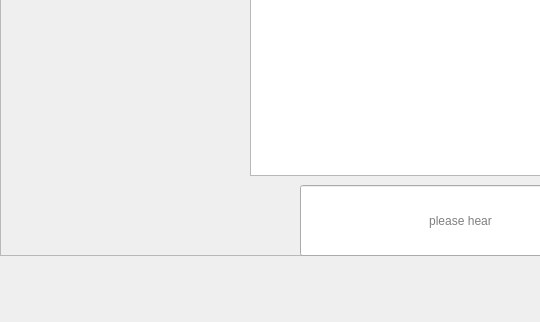
This is mainwindow.ui in liguyano/qt_demo as Qt 5 draws it before an edit; both pictures show x 0 to 540 and y 278 to 600 of the 982 by 600 pixel window. The edited form follows.
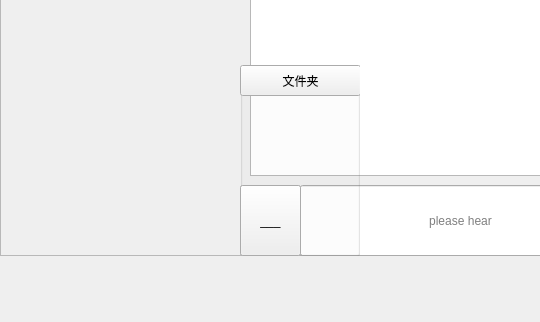
This is the edited form.

Commit message: send dir can't work

The edit to the form file:
```diff
--- a/mainwindow.ui
+++ b/mainwindow.ui
@@ -160,12 +160,66 @@
                <string>I m</string>
            </property>
        </widget>
+       <widget class="QGroupBox" name="groupBox">
+           <property name="geometry">
+               <rect>
+                   <x>240</x>
+                   <y>320</y>
+                   <width>120</width>
+                   <height>191</height>
+               </rect>
+           </property>
+           <property name="title">
+               <string>GroupBox</string>
+           </property>
+           <widget class="QPushButton" name="dir_send">
+               <property name="geometry">
+                   <rect>
+                       <x>0</x>
+                       <y>0</y>
+                       <width>121</width>
+                       <height>31</height>
+                   </rect>
+               </property>
+               <property name="text">
+                   <string>文件夹</string>
+               </property>
+           </widget>
+           <widget class="QPushButton" name="pushButton_2">
+               <property name="geometry">
+                   <rect>
+                       <x>0</x>
+                       <y>120</y>
+                       <width>61</width>
+                       <height>71</height>
+                   </rect>
+               </property>
+               <property name="text">
+                   <string>___</string>
+               </property>
+           </widget>
+       </widget>
+       <widget class="QPushButton" name="showGroup">
+           <property name="geometry">
+               <rect>
+                   <x>240</x>
+                   <y>440</y>
+                   <width>61</width>
+                   <height>71</height>
+               </rect>
+           </property>
+           <property name="text">
+               <string>___</string>
+           </property>
+       </widget>
+       <zorder>showGroup</zorder>
        <zorder>layoutWidget</zorder>
        <zorder>textBrowser</zorder>
        <zorder>lineEdit</zorder>
        <zorder>verticalLayoutWidget</zorder>
        <zorder>label_3</zorder>
        <zorder>myName</zorder>
+       <zorder>groupBox</zorder>
    </widget>
    <widget class="QWidget" name="verticalLayoutWidget_2">
     <property name="geometry">
```
Left out of the diff: 67 changed lines with no effect on the pictures. Lines whose indentation alone changed are shown as unchanged. The commit also changes 8 other files.
